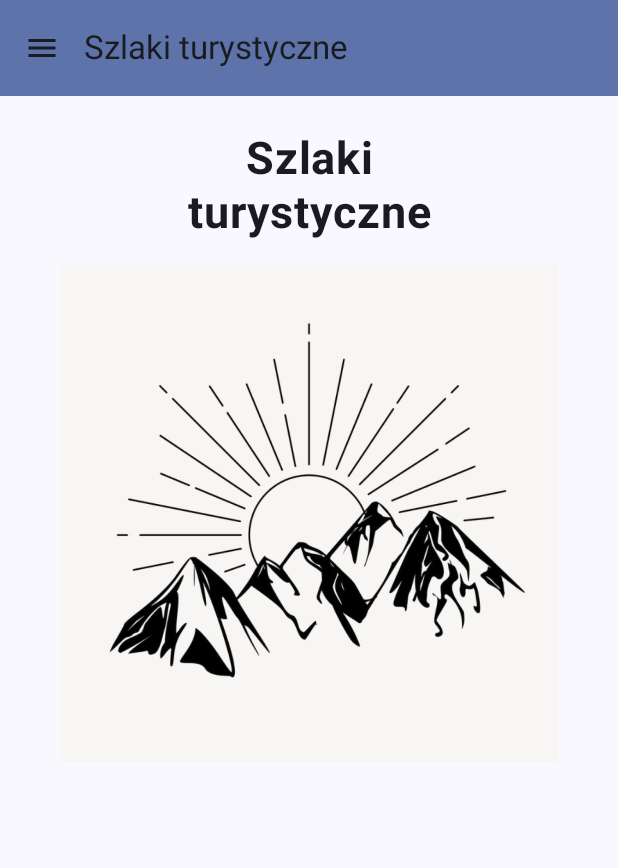
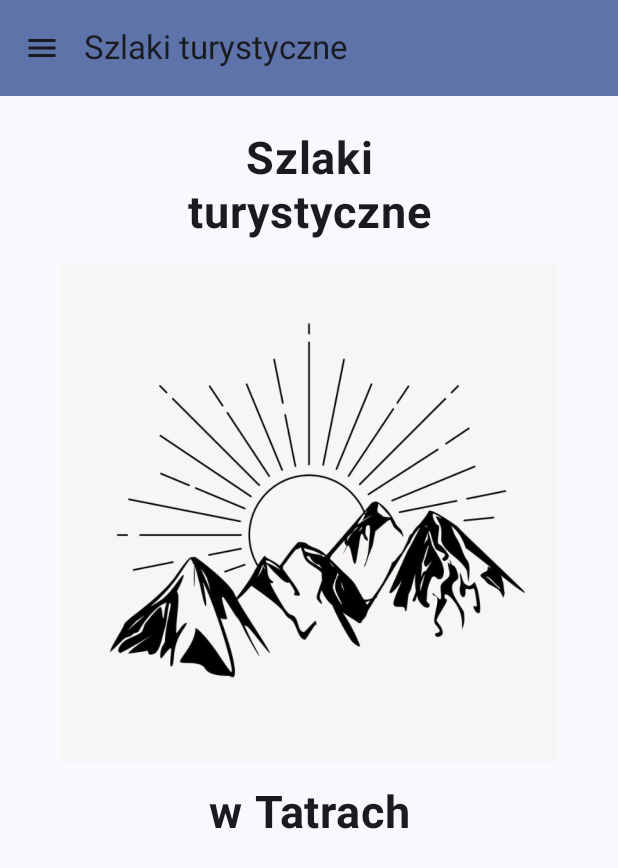
Before and after one commit to anroszkiewicz/hiking-trails, an Android app built with Jetpack Compose: the screen it shows after launch (MainActivity), on a phone screen of 412 x 824 dp. Shown: the top 868 px of the screen. Run offline under Robolectric (Android 15) with nearby library versions, the phone set to English and light mode, and no system bars; our stand-ins replace Room's generated code, livedata-compose.

Commit message:
home screen animation

```diff
--- a/app/src/main/java/com/example/hikingtrails/HomeScreen.kt
+++ b/app/src/main/java/com/example/hikingtrails/HomeScreen.kt
@@ -1,6 +1,13 @@
 package com.example.hikingtrails
 
 import android.util.Log
+import androidx.compose.animation.AnimatedVisibility
+import androidx.compose.animation.expandVertically
+import androidx.compose.animation.fadeIn
+import androidx.compose.animation.fadeOut
+import androidx.compose.animation.shrinkVertically
+import androidx.compose.animation.slideInVertically
+import androidx.compose.animation.slideOutVertically
 import androidx.compose.foundation.Image
 import androidx.compose.foundation.layout.Column
 import androidx.compose.foundation.layout.fillMaxSize
@@ -10,15 +17,22 @@ import androidx.compose.material3.MaterialTheme
 import androidx.compose.material3.Surface
 import androidx.compose.material3.Text
 import androidx.compose.runtime.Composable
+import androidx.compose.runtime.LaunchedEffect
+import androidx.compose.runtime.getValue
+import androidx.compose.runtime.mutableStateOf
+import androidx.compose.runtime.remember
+import androidx.compose.runtime.setValue
 import androidx.compose.ui.Alignment
 import androidx.compose.ui.Modifier
 import androidx.compose.ui.graphics.Color
+import androidx.compose.ui.platform.LocalDensity
 import androidx.compose.ui.res.painterResource
 import androidx.compose.ui.text.font.FontWeight
 import androidx.compose.ui.text.style.TextAlign
 import androidx.compose.ui.unit.dp
 import androidx.compose.ui.unit.sp
 import androidx.navigation.NavController
+import kotlinx.coroutines.delay
 
 @Composable
 fun HomeScreen (
@@ -26,26 +40,55 @@ fun HomeScreen (
     modifier: Modifier = Modifier
 ) {
     Surface(modifier = Modifier.fillMaxSize(), color = MaterialTheme.colorScheme.background) {
-        Column(modifier = Modifier
+
+        var visible by remember { mutableStateOf(false) }
+        val density = LocalDensity.current
+
+            Column(
+                modifier = Modifier
                     .padding(24.dp)
                     .fillMaxWidth(),
-            horizontalAlignment = Alignment.CenterHorizontally){
+                horizontalAlignment = Alignment.CenterHorizontally
+            ) {
+
                 Text(
                     "Szlaki",
                     fontWeight = FontWeight.Bold,
                     fontSize = 30.sp,
-                textAlign = TextAlign.Center)
+                    textAlign = TextAlign.Center
+                )
                 Text(
                     "turystyczne",
                     fontWeight = FontWeight.Bold,
                     fontSize = 30.sp,
-                textAlign = TextAlign.Center)
-            Log.d("debug", "app started")
+                    textAlign = TextAlign.Center
+                )
+                LaunchedEffect(key1 = Unit, block = {
+                    delay(600L)
+                    visible = true
+                })
+                AnimatedVisibility(
+                    visible = visible,
+                    enter = slideInVertically {
+                        with(density) { -50.dp.roundToPx() }
+                    } + expandVertically(
+                        expandFrom = Alignment.Top
+                    ) + fadeIn(
+                        initialAlpha = 0.2f
+                    )
+                ) {
                     Image(
                         painter = painterResource(id = R.drawable.logo),
                         contentDescription = "logo",
                         modifier = Modifier.padding(16.dp)
                     )
                 }
+                Text(
+                    "w Tatrach",
+                    fontWeight = FontWeight.Bold,
+                    fontSize = 30.sp,
+                    textAlign = TextAlign.Center
+                )
         }
     }
+}
--- a/app/src/main/java/com/example/hikingtrails/TrailRoomDatabase.kt
+++ b/app/src/main/java/com/example/hikingtrails/TrailRoomDatabase.kt
@@ -11,14 +11,10 @@ public abstract class TrailRoomDatabase : RoomDatabase(){
     abstract fun trailDao(): TrailDao
 
     companion object {
-        // Singleton prevents multiple instances of database opening at the
-        // same time.
         @Volatile
         private var INSTANCE: TrailRoomDatabase? = null
 
         fun getDatabase(context: Context, scope: CoroutineScope): TrailRoomDatabase {
-            // if the INSTANCE is not null, then return it,
-            // if it is, then create the database
             return INSTANCE ?: synchronized(this) {
                 val instance = Room.databaseBuilder(
                     context.applicationContext,
```
Also changed, not shown: app/src/main/java/com/example/hikingtrails/Trail.kt (line endings or trailing spaces). Lines whose indentation alone changed are shown as unchanged.
